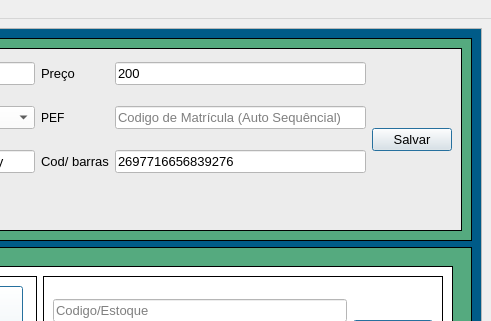
Above: Views/TelaDefinitiva.ui from Weslei25/SistemaDeVendas before the change; both pictures show x 661 to 1152 and y 0 to 321 of the 1152 by 665 pixel window. Below: the same form after it.
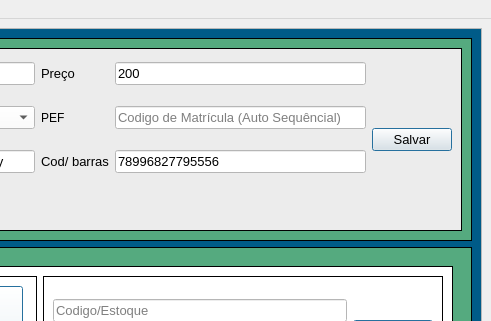
That is the form after the change. The open tabs and pages were chosen to show the change. Icons and pictures are not drawn.

Commit message: Finalizado eventos na tela de cadastro de produtos

Diff of the .ui file:
```diff
--- a/Views/TelaDefinitiva.ui
+++ b/Views/TelaDefinitiva.ui
@@ -1484,7 +1484,7 @@
                       <string notr="true">background-color: rgb(255, 255, 255);</string>
                      </property>
                      <property name="text">
-                      <string>2697716656839276</string>
+                      <string>78996827795556</string>
                      </property>
                     </widget>
                    </item>
```
Left out of the diff: 179 changed lines with no effect on the pictures. The commit also changes 1 other file.
